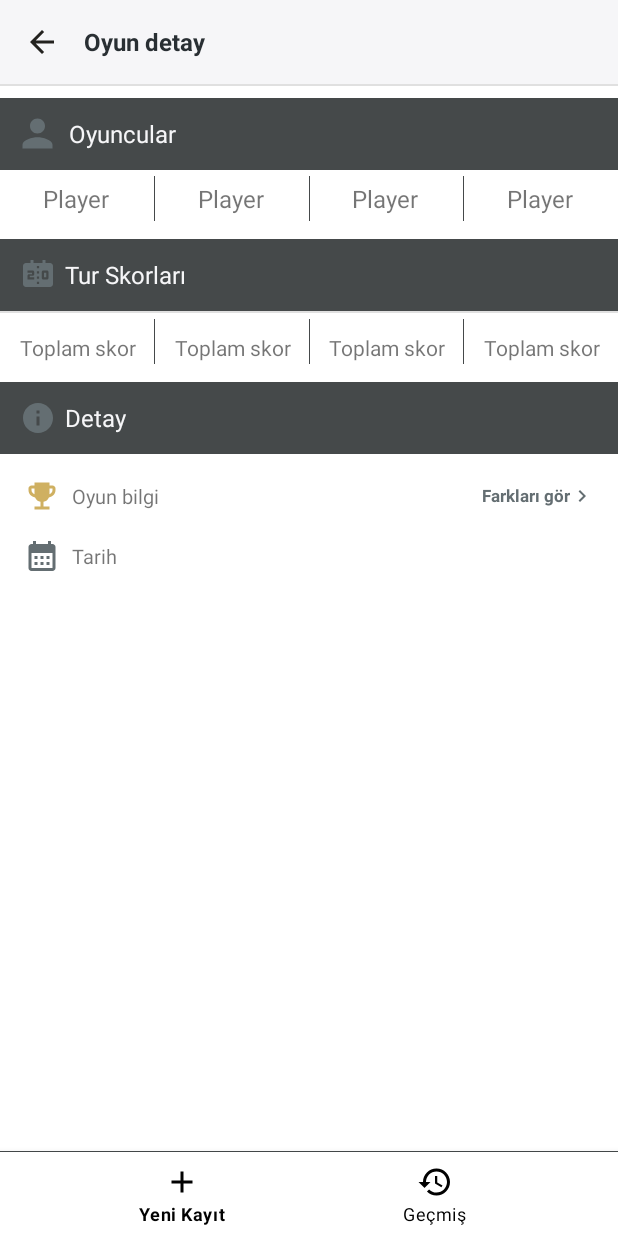
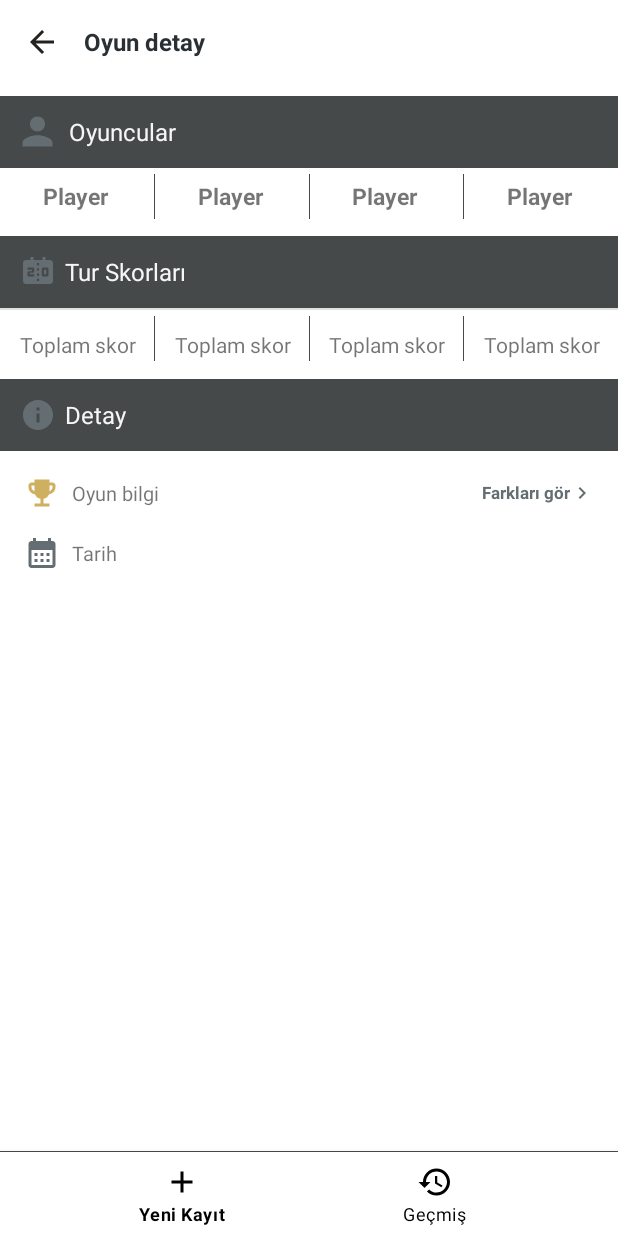
Before and after one commit to keremkulac/OkeyScore, an Android app: the fragment FinishedSingleGameDetailFragment placed in its activity, on a phone screen of 412 x 824 dp. Run offline under Robolectric (Android 15) with nearby library versions, the phone set to English and light mode, and no system bars; our stand-ins replace Dagger/Hilt's generated code, Room's generated code; libraries missing offline, so code that uses them is left out: com.tbuonomo.viewpagerdotsindicator; 1 statement that could not run was skipped.

```diff
--- a/app/src/main/res/layout/fragment_finished_game_view.xml
+++ b/app/src/main/res/layout/fragment_finished_game_view.xml
@@ -26,7 +26,6 @@
             android:id="@+id/tabLayout"
             android:layout_width="match_parent"
             android:layout_height="wrap_content"
-            android:background="@color/toolbar_background_color"
             android:minHeight="?attr/actionBarSize"
             android:theme="@style/ThemeOverlay.AppCompat.Dark.ActionBar"
             app:layout_constraintEnd_toEndOf="parent"
--- a/app/src/main/res/layout/fragment_finished_single_game_detail.xml
+++ b/app/src/main/res/layout/fragment_finished_single_game_detail.xml
@@ -20,7 +20,6 @@
             android:id="@+id/toolBar"
             android:layout_width="match_parent"
             android:layout_height="wrap_content"
-            android:background="@color/toolbar_background_color"
             app:layout_constraintTop_toTopOf="parent">
 
             <RelativeLayout
@@ -47,14 +46,6 @@
             </RelativeLayout>
         </androidx.appcompat.widget.Toolbar>
 
-        <com.google.android.material.divider.MaterialDivider
-            android:id="@+id/horizontalDivider"
-            android:layout_width="match_parent"
-            android:layout_height="1dp"
-            app:layout_constraintStart_toStartOf="parent"
-            app:layout_constraintEnd_toEndOf="parent"
-            app:layout_constraintTop_toBottomOf="@id/toolBar"/>
-
         <TextView
             android:id="@+id/teamNames"
             style="@style/HeaderTextViewStyle"
@@ -64,7 +55,7 @@
             app:layout_constraintEnd_toEndOf="parent"
             app:layout_constraintHorizontal_bias="0.0"
             app:layout_constraintStart_toStartOf="parent"
-            app:layout_constraintTop_toBottomOf="@+id/horizontalDivider"
+            app:layout_constraintTop_toBottomOf="@+id/toolBar"
             tools:ignore="RtlSymmetry" />
 
         <TextView
--- a/app/src/main/res/values/strings.xml
+++ b/app/src/main/res/values/strings.xml
@@ -62,7 +62,7 @@
     <string name="winning_team_info_text">Kazanan takım: %s. Skor: %s</string>
     <string name="winning_team_info_total_score_text" tools:ignore="MissingTranslation">Kazanan takım: </string>
     <string name="winning_team_info" tools:ignore="MissingTranslation">%s %s</string>
-    <string name="winning_player_info_text">Kazanan oyuncu: %s. Skor: %s</string>
+    <string name="winning_player_info_text">Kazanan oyuncu %s. Skor: %s</string>
     <string name="winning_player_info" tools:ignore="MissingTranslation">%s %s</string>
     <string name="error_not_work_this_device" tools:ignore="MissingTranslation">Uygulama bu cihazda çalışmıyor.</string>
     <string name="enter_penalty" tools:ignore="MissingTranslation">Ceza giriniz</string>
--- a/app/src/main/res/values/styles.xml
+++ b/app/src/main/res/values/styles.xml
@@ -46,8 +46,8 @@
         <item name="android:paddingEnd">16dp</item>
         <item name="android:paddingTop">8dp</item>
         <item name="android:paddingBottom">8dp</item>
-        <item name="android:textSize">16sp</item>
-        <item name="android:textStyle">normal</item>
+        <item name="android:textSize">15sp</item>
+        <item name="android:textStyle">bold</item>
         <item name="android:gravity">center</item>
     </style>
 
```
Also changed, not shown: app/src/main/java/com/keremkulac/okeyscore/data/local/Migration.kt (+6 -6 lines), app/src/main/java/com/keremkulac/okeyscore/presentation/ui/finishedPartnerGame/FinishedPartnerGameAdapter.kt (+8 -1 lines), app/src/main/java/com/keremkulac/okeyscore/presentation/ui/finishedPartnerGameDetail/FinishedPartnerGameDetailAdapter.kt (+13 -5 lines), app/src/main/java/com/keremkulac/okeyscore/presentation/ui/finishedPartnerGameDetail/FinishedPartnerGameDetailFragment.kt (+8 -1 lines), app/src/main/java/com/keremkulac/okeyscore/presentation/ui/finishedSingleGame/FinishedSingleGameAdapter.kt (+9 -2 lines), app/src/main/java/com/keremkulac/okeyscore/presentation/ui/finishedSingleGameDetail/FinishedSingleGameDetailAdapter.kt (+26 -6 lines), app/src/main/java/com/keremkulac/okeyscore/presentation/ui/finishedSingleGameDetail/FinishedSingleGameDetailFragment.kt (+13 -3 lines), app/src/main/res/layout/fragment_finished_partner_game_detail.xml (+1 -10 lines), app/src/main/res/layout/fragment_save_partner_game.xml (+1 -10 lines), app/src/main/res/layout/fragment_save_single_game.xml (+1 -10 lines), app/src/main/res/layout/fragment_settings.xml (+1 -10 lines).
